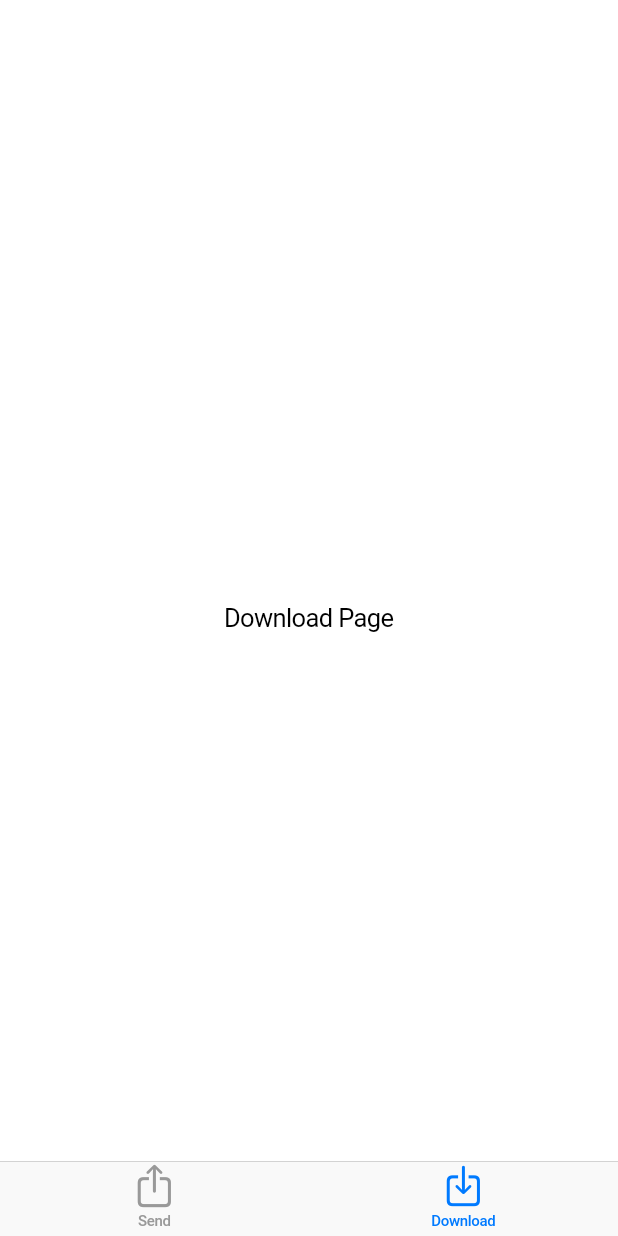
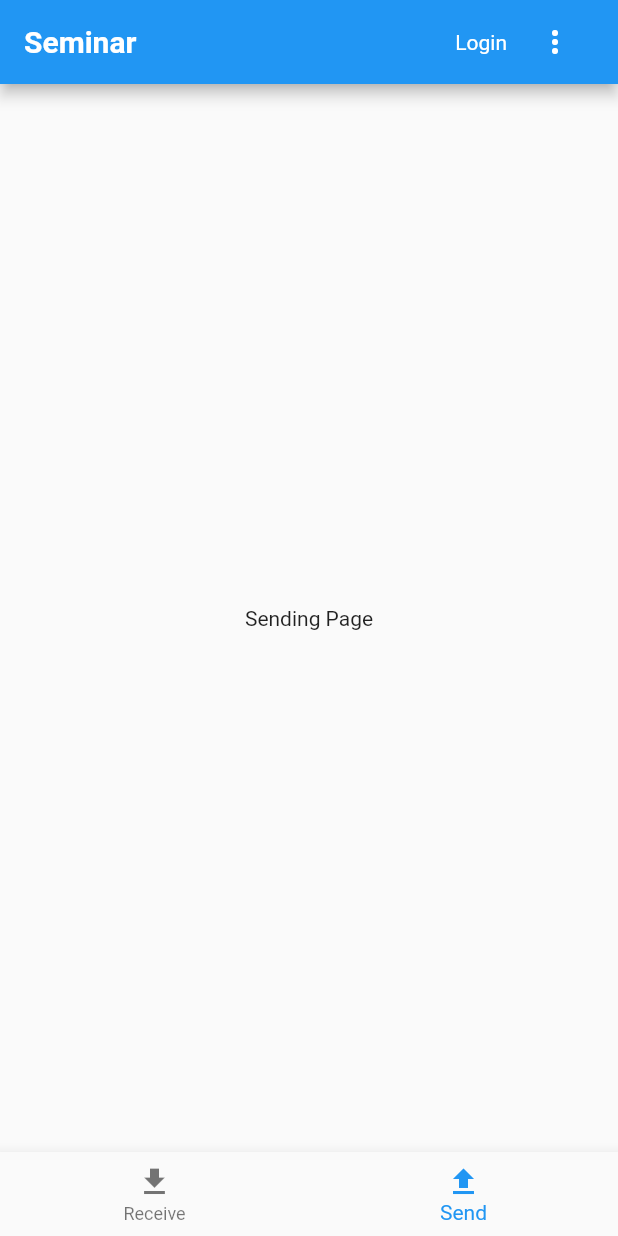
Before and after one commit to mobilechos/flutterseminar, a Flutter app: the screen it shows after launch, item 2 of the bottom bar chosen, on a phone screen of 412 x 824 dp. Run offline on Flutter 3.47's test engine with Material 2 defaults, Android fonts, the light colour scheme and no system bars; our stand-ins replace get.

Commit message:
init frame with getx

```diff
--- a/lib/bloc/auth_bloc.dart
+++ /dev/null
@@ -1,38 +0,0 @@
-import 'dart:async';
-
-import 'package:flutter_bloc/flutter_bloc.dart';
-import 'package:flutterseminar/model/auth_repository.dart';
-import 'package:google_sign_in/google_sign_in.dart';
-
-class AuthBloc extends Bloc<AuthEvent, AuthState> {
-  final AuthRepository authRepository;
-  AuthBloc({required this.authRepository})
-      : super(AuthStateUnAuthenticated()){
-    _googleSignIn.onCurrentUserChanged.listen((GoogleSignInAccount? account) {
-      if (account != null){
-        authRepository.setCurrentUser(account);
-        emit(AuthStateAuthenticated());
-      }
-    });
-    on<AuthEventSignin>(_onSignin);
-  }
-  GoogleSignIn _googleSignIn = GoogleSignIn(
-      scopes: <String>[
-          'email',
-          'https://www.googleapis.com/auth/contacts.readonly',
-      ],
-  );
-
-  FutureOr<void> _onSignin(AuthEventSignin event,
-      Emitter<AuthState> emit) {
-    _googleSignIn.signIn();
-  }
-}
-
-abstract class AuthState{}
-class AuthStateUnknown extends AuthState{}
-class AuthStateUnAuthenticated extends AuthState{}
-class AuthStateAuthenticated extends AuthState{}
-
-abstract class AuthEvent{}
-class AuthEventSignin extends AuthEvent{}
--- a/lib/main.dart
+++ b/lib/main.dart
@@ -1,35 +1,29 @@
 import 'package:flutter/cupertino.dart';
-import 'package:flutter_bloc/flutter_bloc.dart';
-
-import 'bloc/auth_bloc.dart';
-import 'model/auth_repository.dart';
+import 'package:get/get.dart';
+import 'res/locale_string.dart';
 import 'ui/home.dart';
 
 void main() {
-  final _authRepository = AuthRepository();
-  runApp(MyApp(authRepository: _authRepository));
+  runApp(MyApp());
 }
 
 class MyApp extends StatelessWidget {
-  final _title = 'seminar';
-  final AuthRepository authRepository;
-  const MyApp({Key? key, required this.authRepository}) : super(key: key);
+  final _title = 'Seminar';
+  const MyApp({Key? key}) : super();
 
   // This widget is the root of your application.
   @override
   Widget build(BuildContext context) {
-    return RepositoryProvider.value(
-        value: authRepository,
-        child: BlocProvider(
-            create: (_) => AuthBloc(authRepository: authRepository),
-            child: CupertinoApp(
-              title: _title,
-              initialRoute: '/',
-              routes: {
-                '/': (context) => Home(title: _title)
-              },
-            )
-        )
+    print (Get.deviceLocale);
+    return GetMaterialApp(
+        title: _title,
+        translations: LocaleString(),
+        locale: Get.deviceLocale,
+        fallbackLocale: Locale('en', 'US'),
+        initialRoute: '/',
+        getPages: [
+            GetPage(name: '/', page: () => Home(title: _title))
+        ],
     );
   }
 }
--- a/lib/model/auth_repository.dart
+++ /dev/null
@@ -1,9 +0,0 @@
-import 'package:google_sign_in/google_sign_in.dart';
-
-class AuthRepository {
-  late String email;
-
-  void setCurrentUser(GoogleSignInAccount? account){
-    email = account!.email;
-  }
-}
--- /dev/null
+++ b/lib/res/locale_string.dart
@@ -0,0 +1,17 @@
+import 'package:get/get_navigation/src/root/internacionalization.dart';
+
+class LocaleString extends Translations{
+  @override
+  Map<String, Map<String, String>> get keys => {
+    'en_US': {
+      'Login': 'Login',
+      'Send': 'Send',
+      'Receive': 'Receive'
+    },
+    'ko_KR': {
+      'Login': '로그인',
+      'Send': '보내기',
+      'Receive': '받기'
+    }
+  };
+}
--- a/lib/ui/history_list.dart
+++ /dev/null
@@ -1,8 +0,0 @@
-import 'package:flutter/cupertino.dart';
-
-class HistoryList extends StatelessWidget{
-  @override
-  Widget build(BuildContext context) {
-    return Center(child: Text('Welcome to seminar!\nShare your everything.'));
-  }
-}
--- a/lib/ui/home.dart
+++ b/lib/ui/home.dart
@@ -1,61 +1,62 @@
-import 'package:flutter/cupertino.dart';
-import 'package:flutter_bloc/flutter_bloc.dart';
-import 'package:flutterseminar/bloc/auth_bloc.dart';
-import 'package:flutterseminar/model/auth_repository.dart';
+import 'package:flutter/material.dart';
+import 'package:get/get_utils/src/extensions/internacionalization.dart';
 
-import 'history_list.dart';
-import 'signin.dart';
+import 'receive_page.dart';
+import 'send_page.dart';
 
-class Home extends StatelessWidget{
+class Home extends StatefulWidget {
   final String title;
+
   const Home({Key? key, required this.title}) : super(key: key);
+  @override
+  State<StatefulWidget> createState() => HomeState();
+}
+
+class HomeState extends State<Home>{
+  int _selectedIndex = 0;
+
+  void _onItemTapped(int index){
+      setState(() {
+          _selectedIndex = index;
+      });
+  }
+
+  static const List<Widget> _widgetOptions = <Widget>[
+    ReceivingPage(),
+    SendingPage()
+  ];
 
   @override
   Widget build(BuildContext context) {
-    final _authRepository = RepositoryProvider.of<AuthRepository>(context);
-    return CupertinoTabScaffold(
-        tabBar: CupertinoTabBar(
-          items: const <BottomNavigationBarItem>[
+    return Scaffold(
+      appBar: AppBar(
+        title: Text(widget.title,
+                 style: TextStyle(fontWeight: FontWeight.bold)),
+        actions: [
+          Center(child:Text('Login'.tr)),
+          PopupMenuButton(
+            padding: EdgeInsets.fromLTRB(20, 0, 30, 0),
+            icon: Icon(Icons.more_vert),
+            itemBuilder: (context) =>[])
+        ],
+      ),
+      body: Center(
+        child: _widgetOptions.elementAt(_selectedIndex)
+      ),
+      bottomNavigationBar: BottomNavigationBar(
+        items: <BottomNavigationBarItem>[
           BottomNavigationBarItem(
-              icon: Icon(CupertinoIcons.share_up),
-              label: 'Send',
+            icon: Icon(Icons.file_download),
+            label: 'Receive'.tr,
           ),
           BottomNavigationBarItem(
-              icon: Icon(CupertinoIcons.square_arrow_down),
-              label: 'Download',
+            icon: Icon(Icons.file_upload),
+            label: 'Send'.tr,
           ),
         ],
+        onTap: _onItemTapped,
+        currentIndex: _selectedIndex ,
       ),
-        tabBuilder: (BuildContext context, int index) {
-          if (index == 0) {
-            return CupertinoPageScaffold(
-                navigationBar: CupertinoNavigationBar(
-                  middle: Text(title),
-                  trailing: BlocBuilder<AuthBloc, AuthState>(
-                      builder: (context, state) {
-                        if (state is AuthStateUnAuthenticated)
-                          return Icon(CupertinoIcons.person_alt_circle);
-                        else if (state is AuthStateAuthenticated)
-                          return Text(_authRepository.email);
-                        else
-                          return Container();
-                      }
-                  )
-                ),
-                child: BlocBuilder<AuthBloc, AuthState>(
-                    builder: (context, state) {
-                      if (state is AuthStateUnAuthenticated)
-                        return SignIn();
-                      else if (state is AuthStateAuthenticated)
-                        return HistoryList();
-                      else
-                        return Container();
-                    }
-                )
     );
   }
-          else{
-            return Center(child:Text('Download Page'));
 }
-        });}
-}
--- /dev/null
+++ b/lib/ui/receive_page.dart
@@ -0,0 +1,10 @@
+import 'package:flutter/material.dart';
+
+class ReceivingPage extends StatelessWidget{
+  const ReceivingPage({Key? key}) : super(key: key);
+
+  @override
+  Widget build(BuildContext context) {
+    return Text('Receiving Page');
+  }
+}
--- /dev/null
+++ b/lib/ui/send_page.dart
@@ -0,0 +1,10 @@
+import 'package:flutter/material.dart';
+
+class SendingPage extends StatelessWidget{
+  const SendingPage({Key? key}) : super(key: key);
+
+  @override
+  Widget build(BuildContext context) {
+    return Text('Sending Page');
+  }
+}
--- a/lib/ui/signin.dart
+++ b/lib/ui/signin.dart
@@ -1,17 +1,8 @@
-import 'package:auth_buttons/auth_buttons.dart';
-import 'package:flutter/cupertino.dart';
-import 'package:flutter_bloc/flutter_bloc.dart';
-import 'package:flutterseminar/bloc/auth_bloc.dart';
+import 'package:flutter/material.dart';
 
 class SignIn extends StatelessWidget{
   @override
   Widget build(BuildContext context) {
-    final _authBloc = BlocProvider.of<AuthBloc>(context);
-    return Center(
-      child: GoogleAuthButton(
-          onPressed: () {
-            _authBloc.add(AuthEventSignin());
-          }),
-    );
+    return Text('Login');
   }
 }
--- a/pubspec.yaml
+++ b/pubspec.yaml
@@ -34,9 +34,7 @@ dependencies:
   # The following adds the Cupertino Icons font to your application.
   # Use with the CupertinoIcons class for iOS style icons.
   cupertino_icons: ^1.0.2
-  flutter_bloc: ^8.0.0
-  google_sign_in: ^5.2.1
-  auth_buttons: ^2.0.3
+  get: ^4.6.1
 
 dev_dependencies:
   flutter_test:
```
Also changed, not shown: pubspec.lock. Lines whose indentation alone changed are shown as unchanged.
